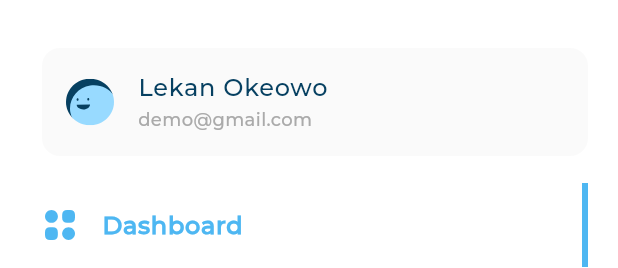
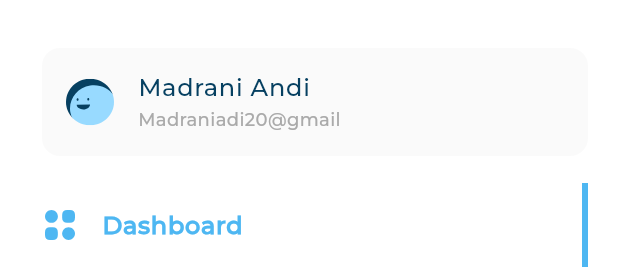
Before and after one commit to MGehad/Adaptive_DashBoard, a Flutter app: the CustomDrawer widget shown alone on an empty page, opened directly, on a phone screen of 412 x 824 dp. Shown: the top 268 px of the screen. Run offline on Flutter 3.47's test engine with Material 3 defaults, Android fonts, the phone set to English and light mode, and no system bars; our stand-ins replace flutter_svg; project files that could hold a hidden picture were left out.

Commit message:
Refactor the code and Fix some errors

```diff
--- a/lib/constants.dart
+++ b/lib/constants.dart
@@ -1,5 +1,6 @@
 import 'core/models/all_expenses_item_model.dart';
 import 'core/models/drawer_item_model.dart';
+import 'core/models/user_info_model.dart';
 import 'core/utlis/images.dart';
 
 const List<DrawerItemModel> items = [
@@ -29,3 +30,17 @@ const List<AllExpensesItemModel> allExpensesItemModels = [
       date: "April 2022",
       price: "\$20,129"),
 ];
+List<UserInfoModel> userInfoModels = [
+  UserInfoModel(
+      svgImage: Images.imagesAvatar1,
+      title: "Madrani Andi",
+      subtitle: "Madraniadi20@gmail"),
+  UserInfoModel(
+      svgImage: Images.imagesAvatar2,
+      title: "Josua Nunito",
+      subtitle: "Josh Nunito@gmail.com"),
+  UserInfoModel(
+      svgImage: Images.imagesAvatar3,
+      title: "Madrani Andi",
+      subtitle: "Madraniadi20@gmail"),
+];
--- /dev/null
+++ b/lib/core/models/user_info_model.dart
@@ -0,0 +1,8 @@
+class UserInfoModel{
+  final String svgImage;
+  final String title;
+  final String subtitle;
+
+  UserInfoModel({required this.svgImage, required this.title, required this.subtitle});
+
+}
--- a/lib/features/home/presentation/views/widgets/custom_drawer.dart
+++ b/lib/features/home/presentation/views/widgets/custom_drawer.dart
@@ -16,17 +16,17 @@ class CustomDrawer extends StatelessWidget {
     return Container(
       color: Colors.white,
       padding: const EdgeInsets.only(left: 8.0, bottom: 16.0, top: 24.0),
-      child: const CustomScrollView(
+      child: CustomScrollView(
         slivers: [
           SliverToBoxAdapter(
             child: UserInfoListTile(
-              title: "Lekan Okeowo",
-              subtitle: "demo@gmail.com",
-              svgImage: Images.imagesAvatar3,
+              model: userInfoModels[2],
+              margin:
+                  const EdgeInsets.symmetric(horizontal: 20.0, vertical: 8.0),
             ),
           ),
-          DrawerItemList(items: items),
-          SliverFillRemaining(
+          const DrawerItemList(items: items),
+          const SliverFillRemaining(
             hasScrollBody: false,
             child: Padding(
               padding: EdgeInsets.symmetric(vertical: 32, horizontal: 20),
--- a/lib/features/home/presentation/views/widgets/user_info_list_tile.dart
+++ b/lib/features/home/presentation/views/widgets/user_info_list_tile.dart
@@ -1,3 +1,4 @@
+import 'package:adaptive_dashboard/core/models/user_info_model.dart';
 import 'package:flutter/material.dart';
 import 'package:flutter_svg/flutter_svg.dart';
 import '../../../../../core/utlis/styles.dart';
@@ -5,35 +6,35 @@ import '../../../../../core/utlis/styles.dart';
 class UserInfoListTile extends StatelessWidget {
   const UserInfoListTile({
     super.key,
-    required this.svgImage,
-    required this.title,
-    required this.subtitle,
+    required this.model,
+    this.margin,
   });
 
-  final String svgImage;
-  final String title;
-  final String subtitle;
+  final UserInfoModel model;
+  final EdgeInsets? margin;
 
   @override
   Widget build(BuildContext context) {
     return Card(
-      margin: const EdgeInsets.symmetric(horizontal: 20.0, vertical: 8.0),
+      margin: margin,
       color: const Color(0xffFAFAFA),
       elevation: 0,
+      child: Center(
         child: ListTile(
           leading: SvgPicture.asset(
-          svgImage,
+            model.svgImage,
             fit: BoxFit.fill,
             width: 32,
             height: 32,
           ),
           title: Text(
-          title,
+            model.title,
             style: Styles.textStyleSemiBold16,
           ),
           subtitle: Text(
-          subtitle,
+            model.subtitle,
             style: Styles.textStyleRegular12,
+          ),
         ),
       ),
     );
```
Also changed, not shown: lib/features/home/presentation/views/widgets/latest_transaction_item.dart (deleted, +0 -53 lines), lib/features/home/presentation/views/widgets/latest_transaction_list_view.dart (deleted, +0 -38 lines), lib/features/home/presentation/views/widgets/latest_transaction_row.dart (added, +25 -0 lines), lib/features/home/presentation/views/widgets/quick_invoice.dart (+9 -3 lines). Lines whose indentation alone changed are shown as unchanged.
